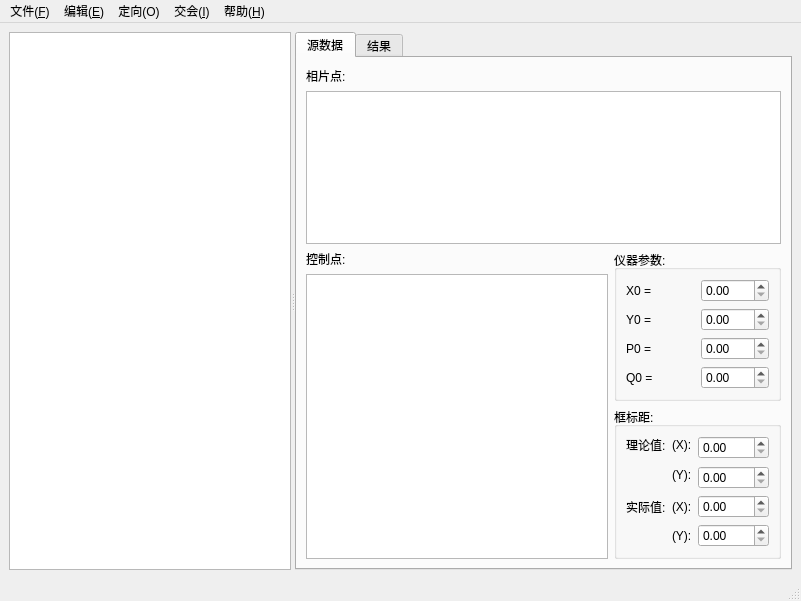
Old version of the form ui/photogrammetrybase.ui in the repository crackey/photogrammetry.
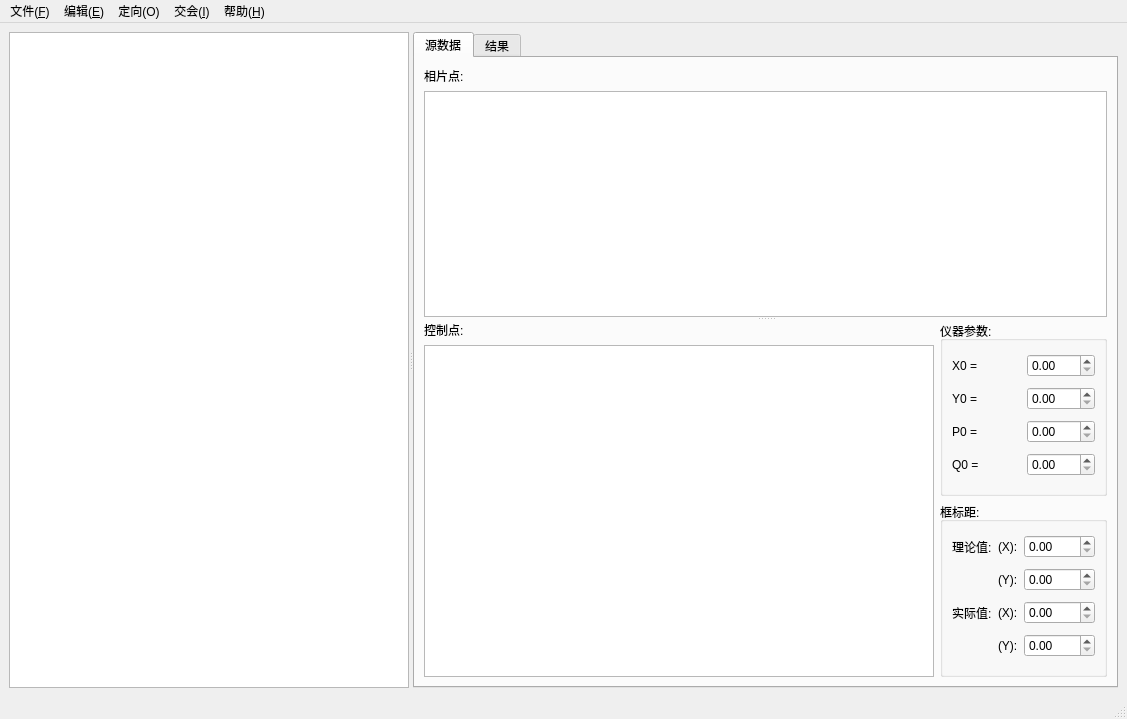
New version of the form.

```diff
--- a/ui/photogrammetrybase.ui
+++ b/ui/photogrammetrybase.ui
@@ -5,8 +5,8 @@
    <rect>
     <x>0</x>
     <y>0</y>
-    <width>801</width>
-    <height>601</height>
+    <width>1127</width>
+    <height>719</height>
    </rect>
   </property>
   <property name="windowTitle" >
@@ -47,12 +47,14 @@
         <attribute name="title" >
          <string>源数据</string>
         </attribute>
-        <layout class="QGridLayout" name="gridLayout_3" >
-         <item row="0" column="0" colspan="2" >
+        <layout class="QHBoxLayout" name="horizontalLayout_2" >
+         <item>
+          <widget class="QSplitter" name="splitter" >
+           <property name="orientation" >
+            <enum>Qt::Vertical</enum>
+           </property>
+           <widget class="QWidget" native="1" name="widget_2" >
           <layout class="QVBoxLayout" name="verticalLayout_2" >
-           <property name="sizeConstraint" >
-            <enum>QLayout::SetMaximumSize</enum>
-           </property>
            <item>
             <widget class="QLabel" name="photoPointsLabel" >
              <property name="text" >
@@ -64,9 +66,11 @@
             <widget class="QTableView" name="photoPointsView" />
            </item>
           </layout>
-         </item>
-         <item rowspan="2" row="1" column="0" >
-          <layout class="QVBoxLayout" name="verticalLayout_11" >
+           </widget>
+           <widget class="QWidget" native="1" name="widget" >
+            <layout class="QGridLayout" name="gridLayout_3" >
+             <item rowspan="2" row="0" column="0" >
+              <layout class="QVBoxLayout" name="verticalLayout" >
            <item>
             <widget class="QLabel" name="controlPointsLabel" >
              <property name="text" >
@@ -79,7 +83,7 @@
            </item>
           </layout>
          </item>
-         <item row="1" column="1" >
+             <item row="0" column="1" >
           <widget class="QGroupBox" name="groupBox_2" >
            <property name="sizePolicy" >
             <sizepolicy vsizetype="Preferred" hsizetype="Preferred" >
@@ -158,7 +162,7 @@
            </layout>
           </widget>
          </item>
-         <item row="2" column="1" >
+             <item row="1" column="1" >
           <widget class="QGroupBox" name="fiducialMarkGroupBox" >
            <property name="sizePolicy" >
             <sizepolicy vsizetype="Preferred" hsizetype="Preferred" >
@@ -170,41 +174,7 @@
             <string>框标距:</string>
            </property>
            <layout class="QGridLayout" name="gridLayout" >
-            <item row="0" column="0" >
-             <widget class="QLabel" name="label" >
-              <property name="text" >
-               <string>理论值:</string>
-              </property>
-             </widget>
-            </item>
-            <item row="0" column="1" >
-             <widget class="QLabel" name="tfxLabel" >
-              <property name="text" >
-               <string>(X):</string>
-              </property>
-             </widget>
-            </item>
-            <item rowspan="2" row="0" column="2" >
-             <widget class="QDoubleSpinBox" name="tfxSpinBox" >
-              <property name="minimum" >
-               <double>0.000000000000000</double>
-              </property>
-              <property name="maximum" >
-               <double>1000.000000000000000</double>
-              </property>
-              <property name="value" >
-               <double>0.000000000000000</double>
-              </property>
-             </widget>
-            </item>
-            <item rowspan="2" row="1" column="1" >
-             <widget class="QLabel" name="tfyLabel" >
-              <property name="text" >
-               <string>(Y):</string>
-              </property>
-             </widget>
-            </item>
-            <item row="2" column="2" >
+                <item row="3" column="2" >
              <widget class="QDoubleSpinBox" name="tfySpinBox" >
               <property name="minimum" >
                <double>0.000000000000000</double>
@@ -217,21 +187,21 @@
               </property>
              </widget>
             </item>
-            <item row="3" column="0" >
+                <item row="5" column="0" >
              <widget class="QLabel" name="label_2" >
               <property name="text" >
                <string>实际值:</string>
               </property>
              </widget>
             </item>
-            <item row="3" column="1" >
+                <item row="5" column="1" >
              <widget class="QLabel" name="rfxLabel" >
               <property name="text" >
                <string>(X):</string>
               </property>
              </widget>
             </item>
-            <item row="3" column="2" >
+                <item row="5" column="2" >
              <widget class="QDoubleSpinBox" name="rfxSpinBox" >
               <property name="minimum" >
                <double>0.000000000000000</double>
@@ -244,21 +214,59 @@
               </property>
              </widget>
             </item>
-            <item row="4" column="1" >
+                <item row="6" column="1" >
              <widget class="QLabel" name="rfyLabel" >
               <property name="text" >
                <string>(Y):</string>
               </property>
              </widget>
             </item>
-            <item row="4" column="2" >
+                <item row="6" column="2" >
              <widget class="QDoubleSpinBox" name="rfySpinBox" >
               <property name="maximum" >
                <double>1000.000000000000000</double>
               </property>
              </widget>
             </item>
-           </layout>
+                <item row="3" column="1" >
+                 <widget class="QLabel" name="tfyLabel" >
+                  <property name="text" >
+                   <string>(Y):</string>
+                  </property>
+                 </widget>
+                </item>
+                <item row="2" column="2" >
+                 <widget class="QDoubleSpinBox" name="tfxSpinBox" >
+                  <property name="minimum" >
+                   <double>0.000000000000000</double>
+                  </property>
+                  <property name="maximum" >
+                   <double>1000.000000000000000</double>
+                  </property>
+                  <property name="value" >
+                   <double>0.000000000000000</double>
+                  </property>
+                 </widget>
+                </item>
+                <item row="2" column="1" >
+                 <widget class="QLabel" name="tfxLabel" >
+                  <property name="text" >
+                   <string>(X):</string>
+                  </property>
+                 </widget>
+                </item>
+                <item row="2" column="0" >
+                 <widget class="QLabel" name="label" >
+                  <property name="text" >
+                   <string>理论值:</string>
+                  </property>
+                 </widget>
+                </item>
+               </layout>
+              </widget>
+             </item>
+            </layout>
+           </widget>
           </widget>
          </item>
         </layout>
@@ -356,8 +364,8 @@
     <rect>
      <x>0</x>
      <y>0</y>
-     <width>801</width>
-     <height>31</height>
+     <width>1127</width>
+     <height>25</height>
     </rect>
    </property>
    <widget class="QMenu" name="fileMenu" >
```
Left out of the diff: 8 changed lines with no effect on the pictures. Lines whose indentation alone changed are shown as unchanged.
